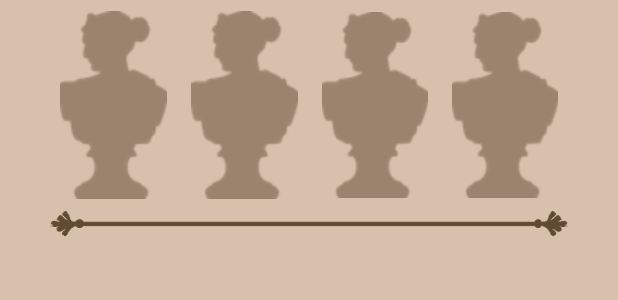
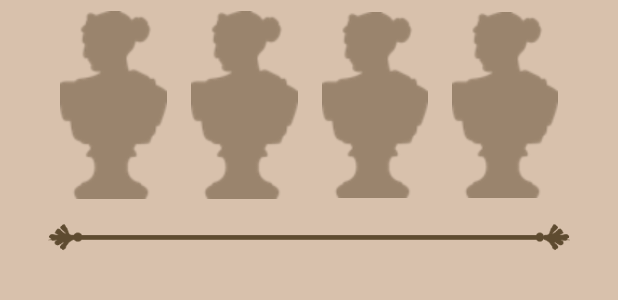
Before and after one commit to JieShengNP/MAD21-Livre-Team04, an Android app: the layout recyclerview_librarybooks.xml on its own in the app's theme, with its tools: preview values and no code run, on a phone screen of 412 x 824 dp. Shown: the top 300 px of the screen. Run offline under Robolectric (Android 15) with nearby library versions, the phone set to English and light mode, and no system bars.

Commit message:
Fix RecyclerView Library Shelf Height

```diff
--- a/app/src/main/res/layout/recyclerview_librarybooks.xml
+++ b/app/src/main/res/layout/recyclerview_librarybooks.xml
@@ -57,7 +57,7 @@
         <ImageView
             android:id="@+id/recyclerViewShelf"
             android:layout_width="match_parent"
-            android:layout_height="18dp"
+            android:layout_height="36dp"
             app:srcCompat="@drawable/shelf1" />
     </LinearLayout>
 
```
